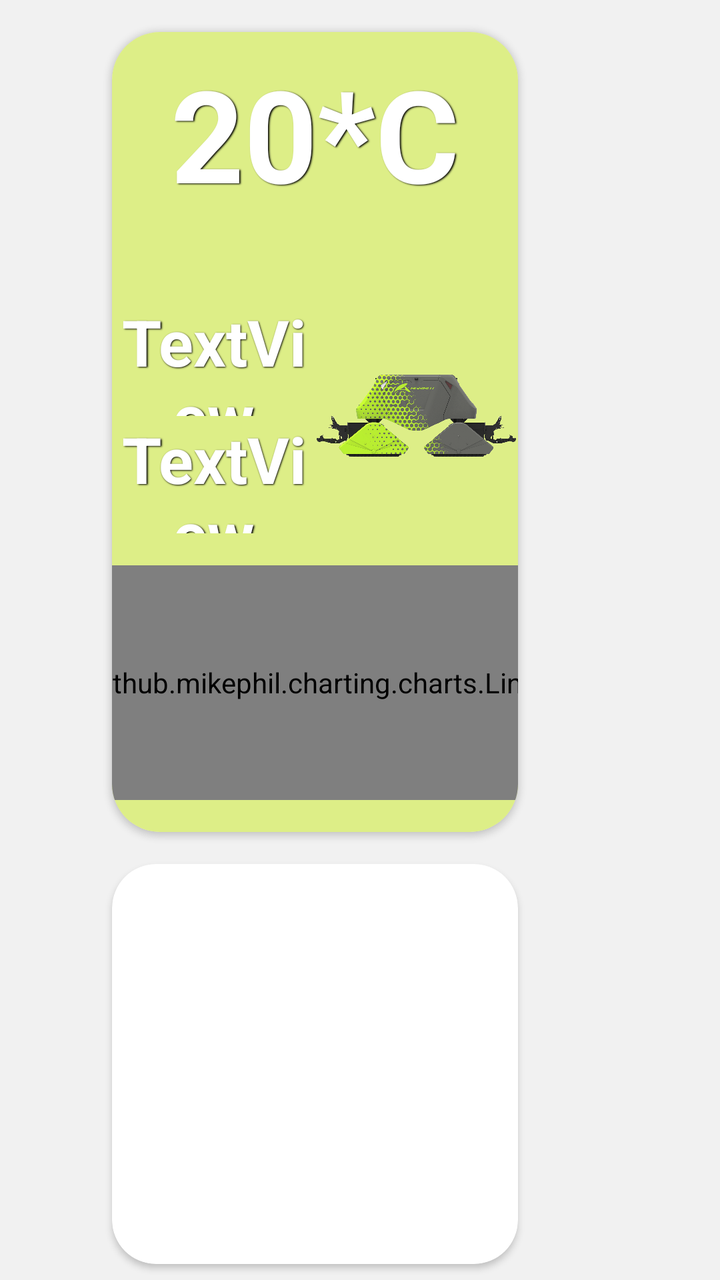
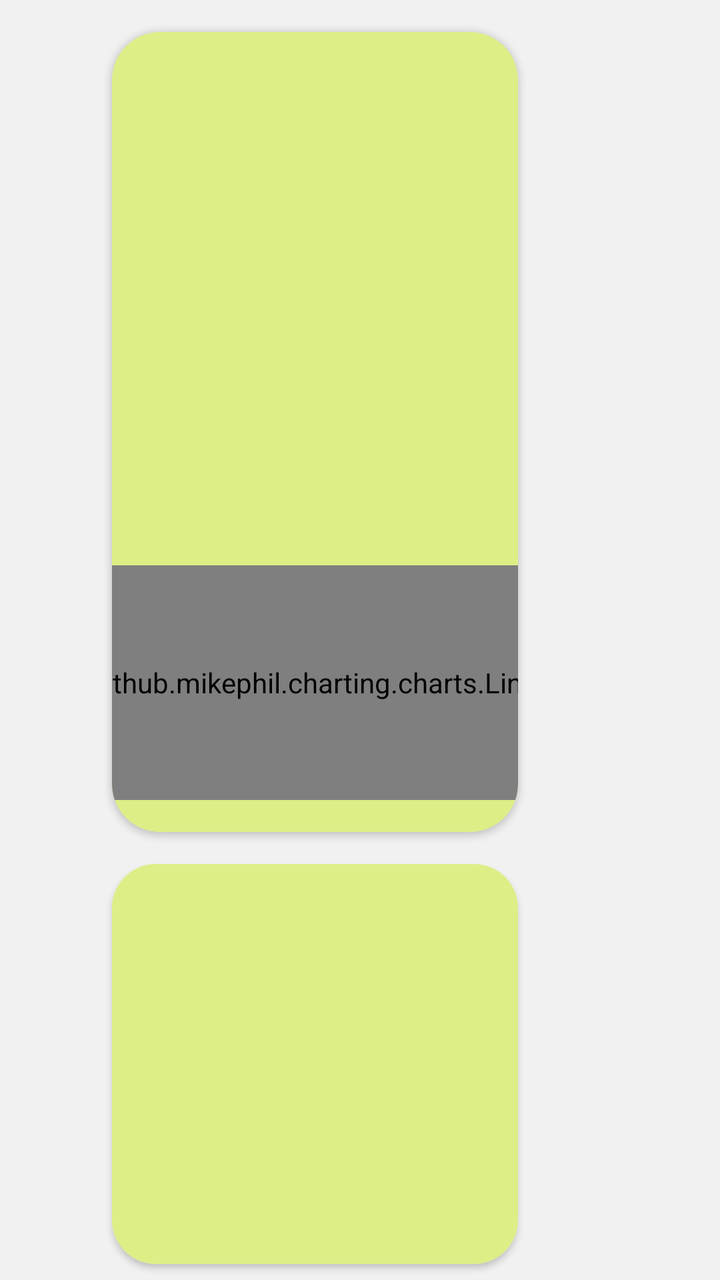

An Android layout rendered at two revisions. The XML below is the earlier revision; the diff shows what the commit changed to produce the second picture.
<!-- AndroidManifest.xml: application theme AppTheme -->
<!-- res/layout/fragment_weather.xml -->
<?xml version="1.0" encoding="utf-8"?>
<layout xmlns:android="http://schemas.android.com/apk/res/android"
    xmlns:app="http://schemas.android.com/apk/res-auto">

    <data>

        <variable
            name="viewModel"
            type="eu.agribot.agribotapp.ui.fragment.weather.WeatherViewModel" />
    </data>

    <LinearLayout
        android:layout_width="match_parent"
        android:layout_height="match_parent"
        android:background="@color/background_gray"
        android:orientation="horizontal">


        <LinearLayout
            android:layout_width="0dp"
            android:layout_height="match_parent"
            android:layout_weight="7"
            android:background="@color/background_gray"
            android:orientation="vertical">


            <androidx.cardview.widget.CardView
                android:layout_width="match_parent"
                android:layout_height="0dp"
                android:layout_gravity="center_horizontal"
                android:layout_marginHorizontal="56dp"
                android:layout_marginVertical="@dimen/margin_large"
                android:layout_weight="2"
                app:cardCornerRadius="24dp">

                <LinearLayout
                    android:layout_width="match_parent"
                    android:layout_height="match_parent"
                    android:background="@color/base_green_lighter"
                    android:orientation="vertical">

                    <TextView
                        android:id="@+id/currentTemperature"
                        android:layout_width="wrap_content"
                        android:layout_height="0dp"
                        android:layout_gravity="center"
                        android:layout_margin="@dimen/margin_medium"
                        android:layout_weight="1"
                        android:shadowColor="#000000"
                        android:shadowDx="1.5"
                        android:shadowDy="1.3"
                        android:shadowRadius="1.6"
                        android:text="20*C"
                        android:textColor="@color/white"
                        android:textSize="64sp"
                        android:textStyle="bold" />

                    <LinearLayout
                        android:layout_width="match_parent"
                        android:layout_height="0dp"
                        android:layout_weight="1">


                        <LinearLayout
                            android:layout_width="0dp"
                            android:layout_height="match_parent"
                            android:layout_weight="1"
                            android:orientation="vertical">

                            <TextView
                                android:id="@+id/currentWind"
                                android:layout_width="wrap_content"
                                android:layout_height="0dp"
                                android:layout_gravity="center"
                                android:layout_weight="1"
                                android:gravity="center"
                                android:shadowColor="#000000"
                                android:shadowDx="1.5"
                                android:shadowDy="1.3"
                                android:shadowRadius="1.6"
                                android:text="TextView"
                                android:textColor="@color/white"
                                android:textSize="32sp"
                                android:textStyle="bold" />

                            <TextView
                                android:id="@+id/currentHumidity"
                                android:layout_width="wrap_content"
                                android:layout_height="0dp"
                                android:layout_gravity="center"
                                android:layout_weight="1"
                                android:gravity="center"
                                android:shadowColor="#000000"
                                android:shadowDx="1.5"
                                android:shadowDy="1.3"
                                android:shadowRadius="1.6"
                                android:text="TextView"
                                android:textSize="32sp"
                                android:textColor="@color/white"
                                android:textStyle="bold" />
                        </LinearLayout>


                        <FrameLayout
                            android:layout_width="0dp"
                            android:layout_height="match_parent"
                            android:layout_weight="1">

                            <ImageView
                                android:id="@+id/currentWeatherImage"
                                android:layout_width="match_parent"
                                android:layout_height="match_parent"
                                android:layout_gravity="center"
                                android:layout_weight="1"
                                android:src="@drawable/agribot" />

                        </FrameLayout>


                    </LinearLayout>


                    <com.github.mikephil.charting.charts.LineChart
                        android:id="@+id/temperatureChart"
                        android:layout_width="400dp"
                        android:layout_height="0dp"
                        android:layout_gravity="center"
                        android:layout_margin="16dp"
                        android:layout_weight="1" />


                </LinearLayout>
            </androidx.cardview.widget.CardView>


            <androidx.cardview.widget.CardView
                android:layout_width="match_parent"
                android:layout_height="0dp"
                android:layout_marginHorizontal="56dp"
                android:layout_marginBottom="@dimen/margin_medium"
                android:layout_weight="1"
                app:cardCornerRadius="22dp">

                <androidx.recyclerview.widget.RecyclerView
                    android:id="@+id/forecastRecycler"
                    android:layout_width="match_parent"
                    android:layout_height="match_parent"
                    android:layout_gravity="center" />

            </androidx.cardview.widget.CardView>


        </LinearLayout>

        <LinearLayout
            android:layout_width="0dp"
            android:layout_height="match_parent"
            android:layout_weight="1"
            android:background="@color/background_gray"
            android:orientation="vertical">

            <androidx.recyclerview.widget.RecyclerView
                android:id="@+id/rightControlsRecycler"
                android:layout_width="match_parent"
                android:layout_height="match_parent"
                android:layout_gravity="center"
                android:layout_margin="@dimen/margin_small" />

        </LinearLayout>


    </LinearLayout>
</layout>
<!-- resources referenced by this layout -->
<resources>
  <color name="background_gray">#f1f1f1</color>
  <color name="base_green_lighter">#DDEE87</color>
  <color name="white">#FFFFFF</color>
  <dimen name="margin_large">16dp</dimen>
  <dimen name="margin_medium">8dp</dimen>
  <dimen name="margin_small">4dp</dimen>
  <!-- drawable agribot: png bitmap (drawable-hdpi, 723691 bytes) -->
  <style name="AppTheme" parent="Theme.MaterialComponents.Light.DarkActionBar">
          
          <item name="colorPrimary">@color/colorPrimary</item>
          <item name="colorPrimaryDark">@color/colorPrimaryDark</item>
          <item name="colorAccent">@color/colorAccent</item>
      </style>
  <color name="colorPrimary">@color/base_green</color>
  <color name="colorPrimaryDark">@color/base_green_darker</color>
  <color name="colorAccent">@color/gray</color>
  <color name="base_green">#a4c01b</color>
  <color name="base_green_darker">#839915</color>
  <color name="gray">#6A6A6A</color>
</resources>

<!-- the commit's change to res/layout/fragment_weather.xml (unified diff, before → after) -->
@@ -50,7 +50,7 @@
                         android:shadowDx="1.5"
                         android:shadowDy="1.3"
                         android:shadowRadius="1.6"
-                        android:text="20*C"
+                        android:text="@{viewModel.currentTemperature}"
                         android:textColor="@color/white"
                         android:textSize="64sp"
                         android:textStyle="bold" />
@@ -69,7 +69,7 @@
 
                             <TextView
                                 android:id="@+id/currentWind"
-                                android:layout_width="wrap_content"
+                                android:layout_width="match_parent"
                                 android:layout_height="0dp"
                                 android:layout_gravity="center"
                                 android:layout_weight="1"
@@ -78,14 +78,14 @@
                                 android:shadowDx="1.5"
                                 android:shadowDy="1.3"
                                 android:shadowRadius="1.6"
-                                android:text="TextView"
+                                android:text="@{viewModel.currentWind}"
                                 android:textColor="@color/white"
                                 android:textSize="32sp"
                                 android:textStyle="bold" />
 
                             <TextView
                                 android:id="@+id/currentHumidity"
-                                android:layout_width="wrap_content"
+                                android:layout_width="match_parent"
                                 android:layout_height="0dp"
                                 android:layout_gravity="center"
                                 android:layout_weight="1"
@@ -94,7 +94,7 @@
                                 android:shadowDx="1.5"
                                 android:shadowDy="1.3"
                                 android:shadowRadius="1.6"
-                                android:text="TextView"
+                                android:text="@{viewModel.currentHumidity}"
                                 android:textSize="32sp"
                                 android:textColor="@color/white"
                                 android:textStyle="bold" />
@@ -111,8 +111,7 @@
                                 android:layout_width="match_parent"
                                 android:layout_height="match_parent"
                                 android:layout_gravity="center"
-                                android:layout_weight="1"
-                                android:src="@drawable/agribot" />
+                                android:layout_weight="1" />
 
                         </FrameLayout>
 
@@ -145,7 +144,8 @@
                     android:id="@+id/forecastRecycler"
                     android:layout_width="match_parent"
                     android:layout_height="match_parent"
-                    android:layout_gravity="center" />
+                    android:background="@color/base_green_lighter"
+                    android:layout_gravity="center_vertical" />
 
             </androidx.cardview.widget.CardView>
 
<!-- resource entries referenced after the edit -->
@@ -6,7 +6,6 @@
   <dimen name="margin_large">16dp</dimen>
   <dimen name="margin_medium">8dp</dimen>
   <dimen name="margin_small">4dp</dimen>
-  <!-- drawable agribot: png bitmap (drawable-hdpi, 723691 bytes) -->
   <style name="AppTheme" parent="Theme.MaterialComponents.Light.DarkActionBar">
           
           <item name="colorPrimary">@color/colorPrimary</item>
